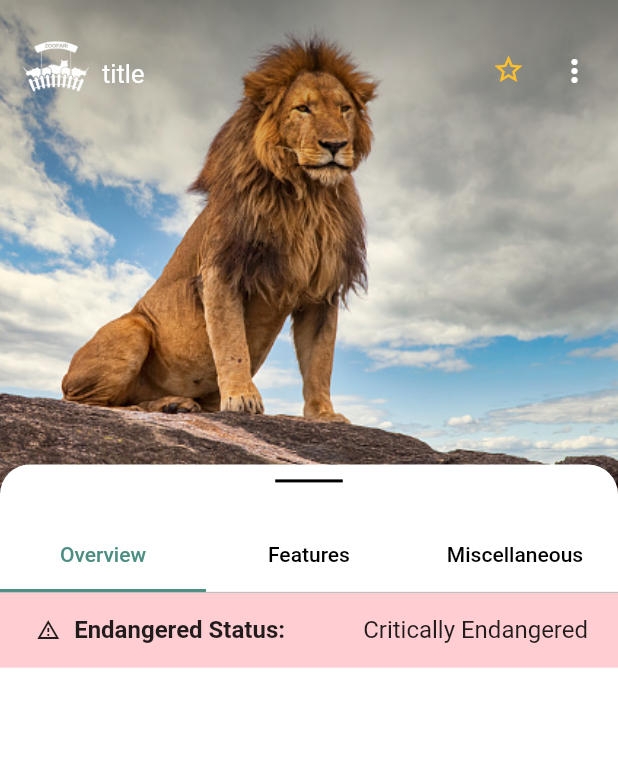
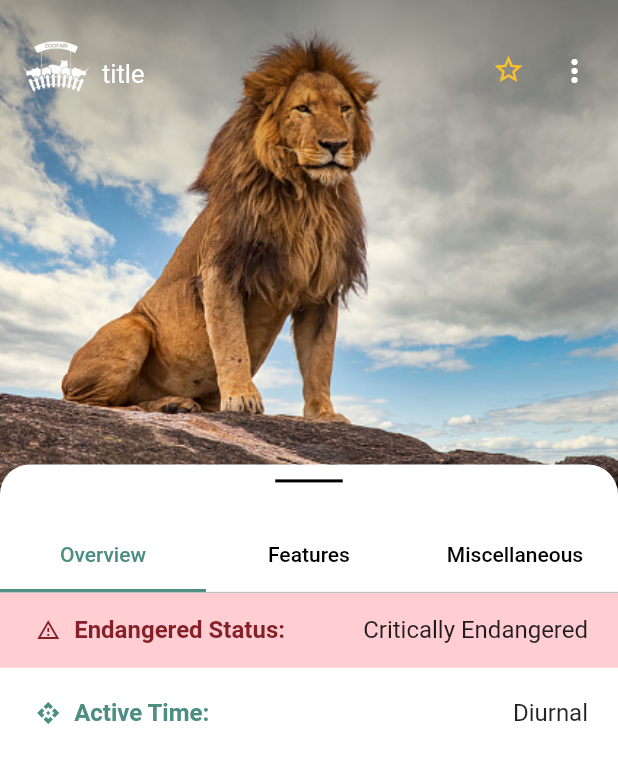
Before and after one commit to NaimaHasan/Zoofari, a Flutter app: the AnimalDetailsScreen screen opened by its route, swiped to page 3, on a phone screen of 412 x 824 dp. Shown: the top 763 px of the screen. Run offline on Flutter 3.47's test engine with Material 2 defaults, Android fonts, the phone set to English and light mode, and no system bars; Roboto replaces fonts that are missing (Quicksand).

Commit message:
Changed Detail Miscellaneous tab

```diff
--- a/lib/View/Auxiliary/AnimalDetails/DetailDrawer.dart
+++ b/lib/View/Auxiliary/AnimalDetails/DetailDrawer.dart
@@ -76,7 +76,7 @@ class _DetailDrawerState extends State<DetailDrawer> {
                 children: <Widget>[
                   DetailOverview(controller: scrollControllers[0],),
                   DetailFeatures(controller: scrollControllers[1]),
-                  DetailMiscellaneous(controller: scrollControllers[0]),
+                  DetailMiscellaneous(controller: scrollControllers[2]),
                 ],
               ),
             )
--- a/lib/View/Auxiliary/AnimalDetails/DetailMiscellaneous.dart
+++ b/lib/View/Auxiliary/AnimalDetails/DetailMiscellaneous.dart
@@ -1,9 +1,9 @@
 import 'package:flutter/material.dart';
 
 class DetailMiscellaneous extends StatelessWidget {
-  const DetailMiscellaneous({required this.controller, Key? key}) : super(key: key);
+  const DetailMiscellaneous({required this.controller, Key? key})
+      : super(key: key);
   final ScrollController controller;
-
 
   @override
   Widget build(BuildContext context) {
@@ -17,36 +17,73 @@ class DetailMiscellaneous extends StatelessWidget {
             child: Row(
               children: [
                 Container(
+                  padding: EdgeInsets.only(left: 15),
                   width: MediaQuery.of(context).size.width * 0.12,
-                  child: Padding(
-                    padding: EdgeInsets.only(left: 15),
                   child: Icon(
                     Icons.warning_amber_outlined,
+                    color: Color(0xFF852028),
                     size: 16,
-                    ),
                   ),
                 ),
                 Container(
                   width: MediaQuery.of(context).size.width * 0.38,
                   child: Text(
                     'Endangered Status:',
-                    style: TextStyle(fontSize: 16, fontWeight: FontWeight.w600),
+                    style: TextStyle(
+                        fontSize: 16,
+                        fontWeight: FontWeight.w600,
+                        color: Color(0xFF852028)),
                   ),
                 ),
                 Container(
+                  padding: EdgeInsets.only(right: 20),
                   alignment: Alignment.centerRight,
                   width: MediaQuery.of(context).size.width * 0.5,
-                  child: Padding(
-                    padding: EdgeInsets.only(right: 20),
                   child: Text(
                     'Critically Endangered',
                     style: TextStyle(fontSize: 16),
                   ),
                 ),
+              ],
+            ),
+          ),
+          Container(
+            height: 50,
+            padding: EdgeInsets.only(top: 10),
+            child: Row(
+              children: [
+                Container(
+                  padding: EdgeInsets.only(left: 15),
+                  width: MediaQuery.of(context).size.width * 0.12,
+                  child: Icon(
+                    Icons.api,
+                    size: 16,
+                    color: Color(0xFF4c8e82),
+                  ),
+                ),
+                Container(
+                  width: MediaQuery.of(context).size.width * 0.38,
+                  child: Text(
+                    'Active Time:',
+                    style: TextStyle(
+                        fontSize: 16,
+                        fontWeight: FontWeight.w600,
+                        color: Color(0xFF4c8e82)),
+                  ),
+                ),
+                Container(
+                  padding: EdgeInsets.only(right: 20),
+                  alignment: Alignment.centerRight,
+                  width: MediaQuery.of(context).size.width * 0.5,
+                  child: Text(
+                    'Diurnal',
+                    style: TextStyle(fontSize: 16),
+                  ),
                 ),
               ],
             ),
-          )
+          ),
+
         ],
       ),
     );
```
Lines whose indentation alone changed are shown as unchanged.
